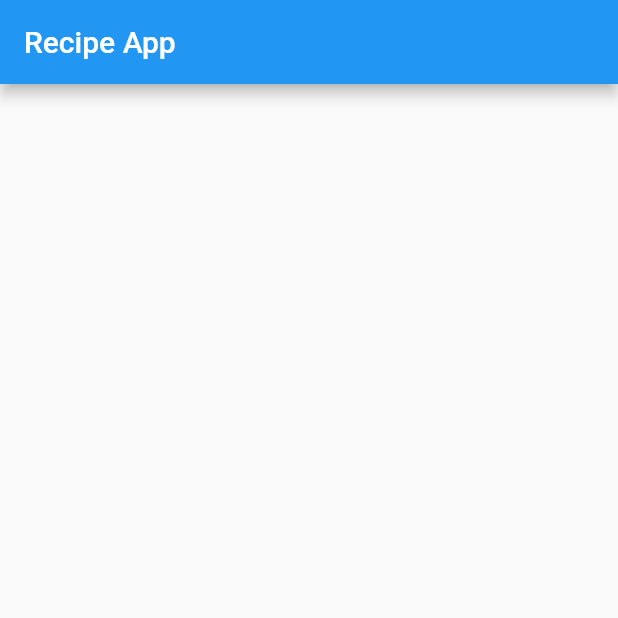
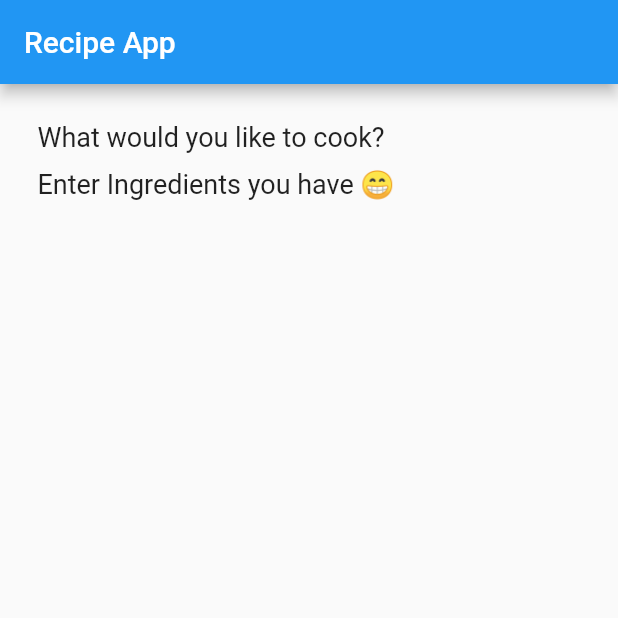
Before and after one commit to onkar-shaligram/Recipe-App, a Flutter app: the screen it shows after launch, on a phone screen of 412 x 824 dp, the top half of it. Run offline on Flutter 3.47's test engine with Material 2 defaults, Android fonts, the phone set to English and light mode, and no system bars; network calls fail.

```diff
--- /dev/null
+++ b/lib/secrets.dart
@@ -0,0 +1,2 @@
+String apiKey = "70b94d87bed847397325b5927cea1d6c";
+String apiId = "d6681d5e";
--- a/lib/views/home.dart
+++ b/lib/views/home.dart
@@ -1,4 +1,9 @@
+import 'dart:convert';
+
 import 'package:flutter/material.dart';
+import 'package:recipe_app/secrets.dart';
+import 'package:recipe_app/views/recipe_view.dart';
+import 'package:http/http.dart' as http;
 
 class Home extends StatefulWidget {
   @override
@@ -6,12 +11,46 @@ class Home extends StatefulWidget {
 }
 
 class _HomeState extends State<Home> {
+
+
+  List<Recipe> recipes = List<Recipe>();
+
+  getRecipes() async {
+
+
+
+    var recipeData = await http.get("https://api.edamam.com/search?q=apple&app_id=$apiId&app_key=$apiKey");
+
+    Map<String,dynamic> jsonData = jsonDecode(recipeData.body);
+
+    print(jsonData);
+
+  }
+
+  @override
+  void initState() {
+    getRecipes();
+    super.initState();
+  }
+
+
   @override
   Widget build(BuildContext context) {
     return Scaffold(
       appBar: AppBar(
         title: Text('Recipe App'),
       ),
+      body: Container(
+        padding: EdgeInsets.symmetric(horizontal: 25, vertical: 25),
+        child: Column(
+          crossAxisAlignment: CrossAxisAlignment.start,
+          children: [
+            Text('What would you like to cook?', style: TextStyle(fontSize: 18,),),
+            SizedBox(height: 10,),
+            Text("Enter Ingredients you have 😁", style: TextStyle(fontSize: 18),),
+          ],
+        ),
+      ),
     );
   }
 }
```
Also changed, not shown: lib/models/recipe.dart (added, +8 -0 lines), lib/views/recipe_view.dart (added, +16 -0 lines).
